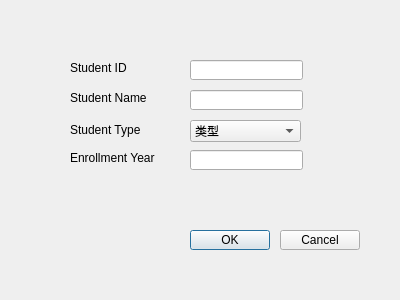
The window that insertstudent.ui (awmleer/grade-management) describes before a commit, drawn with Qt 5.
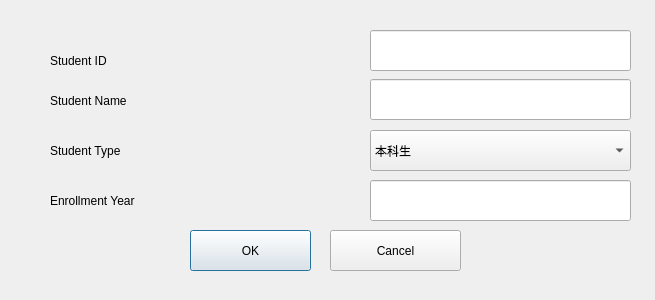
The same window after the commit. Icons and pictures are not drawn.

```diff
--- a/insertstudent.ui
+++ b/insertstudent.ui
@@ -6,7 +6,7 @@
    <rect>
     <x>0</x>
     <y>0</y>
-    <width>400</width>
+    <width>655</width>
     <height>300</height>
    </rect>
   </property>
@@ -16,40 +16,40 @@
   <widget class="QLineEdit" name="lineEdit">
    <property name="geometry">
     <rect>
-     <x>190</x>
-     <y>60</y>
-     <width>113</width>
-     <height>20</height>
+     <x>370</x>
+     <y>30</y>
+     <width>261</width>
+     <height>41</height>
     </rect>
    </property>
   </widget>
   <widget class="QLineEdit" name="lineEdit_2">
    <property name="geometry">
     <rect>
-     <x>190</x>
-     <y>90</y>
-     <width>113</width>
-     <height>20</height>
+     <x>370</x>
+     <y>79</y>
+     <width>261</width>
+     <height>41</height>
     </rect>
    </property>
   </widget>
   <widget class="QLineEdit" name="lineEdit_4">
    <property name="geometry">
     <rect>
-     <x>190</x>
-     <y>150</y>
-     <width>113</width>
-     <height>20</height>
+     <x>370</x>
+     <y>180</y>
+     <width>261</width>
+     <height>41</height>
     </rect>
    </property>
   </widget>
   <widget class="QLabel" name="label">
    <property name="geometry">
     <rect>
-     <x>70</x>
-     <y>60</y>
-     <width>71</width>
-     <height>16</height>
+     <x>50</x>
+     <y>40</y>
+     <width>311</width>
+     <height>41</height>
     </rect>
    </property>
    <property name="text">
@@ -59,10 +59,10 @@
   <widget class="QLabel" name="label_2">
    <property name="geometry">
     <rect>
-     <x>70</x>
-     <y>90</y>
-     <width>81</width>
-     <height>16</height>
+     <x>50</x>
+     <y>80</y>
+     <width>301</width>
+     <height>41</height>
     </rect>
    </property>
    <property name="text">
@@ -72,10 +72,10 @@
   <widget class="QLabel" name="label_3">
    <property name="geometry">
     <rect>
-     <x>70</x>
-     <y>120</y>
-     <width>81</width>
-     <height>20</height>
+     <x>50</x>
+     <y>130</y>
+     <width>311</width>
+     <height>41</height>
     </rect>
    </property>
    <property name="text">
@@ -85,10 +85,10 @@
   <widget class="QLabel" name="label_4">
    <property name="geometry">
     <rect>
-     <x>70</x>
-     <y>150</y>
-     <width>101</width>
-     <height>16</height>
+     <x>50</x>
+     <y>180</y>
+     <width>261</width>
+     <height>41</height>
     </rect>
    </property>
    <property name="text">
@@ -98,19 +98,25 @@
   <widget class="QComboBox" name="comboBox">
    <property name="geometry">
     <rect>
-     <x>190</x>
-     <y>120</y>
-     <width>111</width>
-     <height>22</height>
+     <x>370</x>
+     <y>130</y>
+     <width>261</width>
+     <height>41</height>
     </rect>
    </property>
    <item>
     <property name="text">
-     <string>类型</string>
+     <string>本科生</string>
     </property>
-    <property name="icon">
-     <iconset theme="undergraduate">
-      <normaloff>.</normaloff>.</iconset>
+   </item>
+   <item>
+    <property name="text">
+     <string>研究生</string>
+    </property>
+   </item>
+   <item>
+    <property name="text">
+     <string>博士生</string>
     </property>
    </item>
   </widget>
@@ -119,8 +125,8 @@
     <rect>
      <x>190</x>
      <y>230</y>
-     <width>80</width>
-     <height>20</height>
+     <width>121</width>
+     <height>41</height>
     </rect>
    </property>
    <property name="text">
@@ -130,10 +136,10 @@
   <widget class="QPushButton" name="pushButton_2">
    <property name="geometry">
     <rect>
-     <x>280</x>
+     <x>330</x>
      <y>230</y>
-     <width>80</width>
-     <height>20</height>
+     <width>131</width>
+     <height>41</height>
     </rect>
    </property>
    <property name="text">
```
